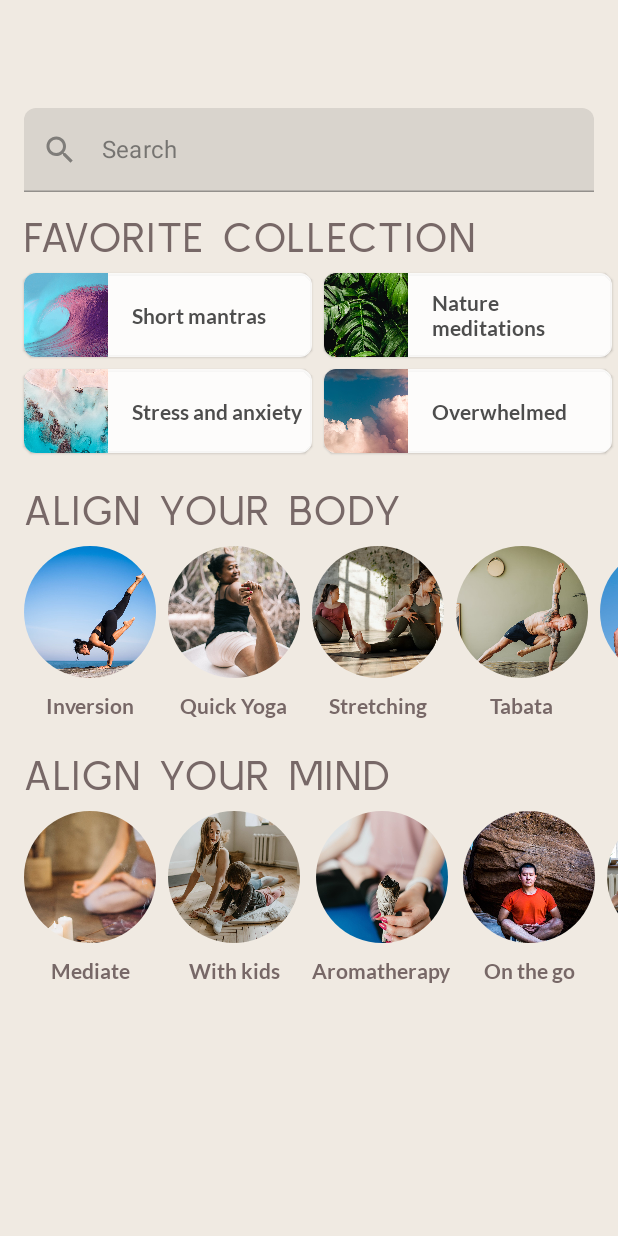
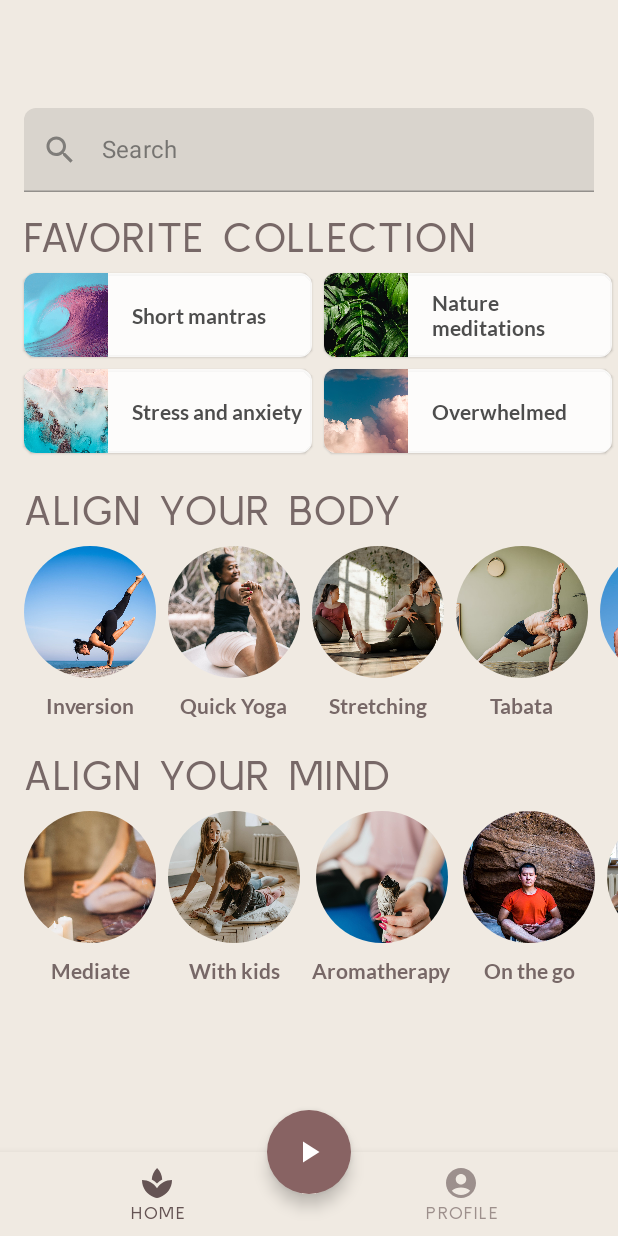
Before and after one commit to mouhsinandroid/MySoothe_Compose_UI, an Android app built with Jetpack Compose: the screen it shows after launch (MainActivity), on a phone screen of 412 x 824 dp. Run offline under Robolectric (Android 15) with nearby library versions, the phone set to English and light mode, and no system bars.

Commit message:
adding bottom menu in home screen.

```diff
--- a/app/build.gradle
+++ b/app/build.gradle
@@ -54,6 +54,8 @@ dependencies {
     implementation 'com.google.android.material:material:1.6.0'
     implementation "androidx.compose.ui:ui:$compose_version"
     implementation "androidx.compose.material:material:$compose_version"
+    implementation "androidx.compose.material:material-icons-extended:$compose_version"
+
     implementation "androidx.compose.ui:ui-tooling-preview:$compose_version"
     implementation 'androidx.lifecycle:lifecycle-runtime-ktx:2.4.1'
     implementation 'androidx.activity:activity-compose:1.4.0'
--- a/app/src/main/java/com/mouhsinbourqaiba/mysoothe_challenge/HomeScreen.kt
+++ b/app/src/main/java/com/mouhsinbourqaiba/mysoothe_challenge/HomeScreen.kt
@@ -2,11 +2,12 @@ package com.mouhsinbourqaiba.mysoothe_challenge
 
 import android.content.res.Configuration
 import androidx.compose.foundation.layout.*
-import androidx.compose.material.MaterialTheme
-import androidx.compose.material.Surface
-import androidx.compose.material.Text
+import androidx.compose.material.*
 import androidx.compose.material.icons.Icons
+import androidx.compose.material.icons.filled.AccountCircle
+import androidx.compose.material.icons.filled.PlayArrow
 import androidx.compose.material.icons.filled.Search
+import androidx.compose.material.icons.filled.Spa
 import androidx.compose.runtime.Composable
 import androidx.compose.ui.Modifier
 import androidx.compose.ui.tooling.preview.Preview
@@ -15,8 +16,33 @@ import com.mouhsinbourqaiba.mysoothe_challenge.ui.theme.MySootheChallengeTheme
 
 @Composable
 fun HomeScreen() {
+    Scaffold(
+        bottomBar = {
+            BottomNavigation()
+        },
+        floatingActionButton = {
+            FloatingActionButton(onClick = { /*TODO*/ },) {
+                Icon (
+                    Icons.Default.PlayArrow,
+                    contentDescription = null
+                )
+            }
+        },
+        floatingActionButtonPosition = FabPosition.Center,
+        isFloatingActionButtonDocked = true
+    ) {
+        HomeScreenContent(
+           modifier =  Modifier.padding(it)
+        )
+    }
+}
+
+@Composable
+private fun HomeScreenContent(
+    modifier:Modifier =  Modifier
+) {
     Surface(
-        modifier = Modifier.fillMaxSize(),
+        modifier = modifier.fillMaxSize(),
         color = MaterialTheme.colors.background
     ) {
         Column {
@@ -32,7 +58,6 @@ fun HomeScreen() {
 
         }
     }
-
 }
 
 @Composable
@@ -89,6 +114,41 @@ private fun AlignYourMindSection() {
 
 }
 
+@Composable
+private fun BottomNavigation() {
+    BottomAppBar(
+        backgroundColor = MaterialTheme.colors.background
+    ) {
+        BottomNavigationItem(
+            selected = true,
+            onClick = { /*TODO*/ },
+            icon = {
+                Icon(
+                    Icons.Default.Spa,
+                    contentDescription = null
+                )
+            },
+            label = {
+                Text(text = "HOME")
+            }
+        )
+
+        BottomNavigationItem(
+            selected = false,
+            onClick = { /*TODO*/ },
+            icon = {
+                Icon(
+                    Icons.Default.AccountCircle ,
+                    contentDescription = null
+                )
+            },
+            label = {
+                Text(text = "PROFILE")
+            }
+        )
+    }
+}
+
 @Preview(
     name = "Night Mode",
     uiMode = Configuration.UI_MODE_NIGHT_YES,
```
